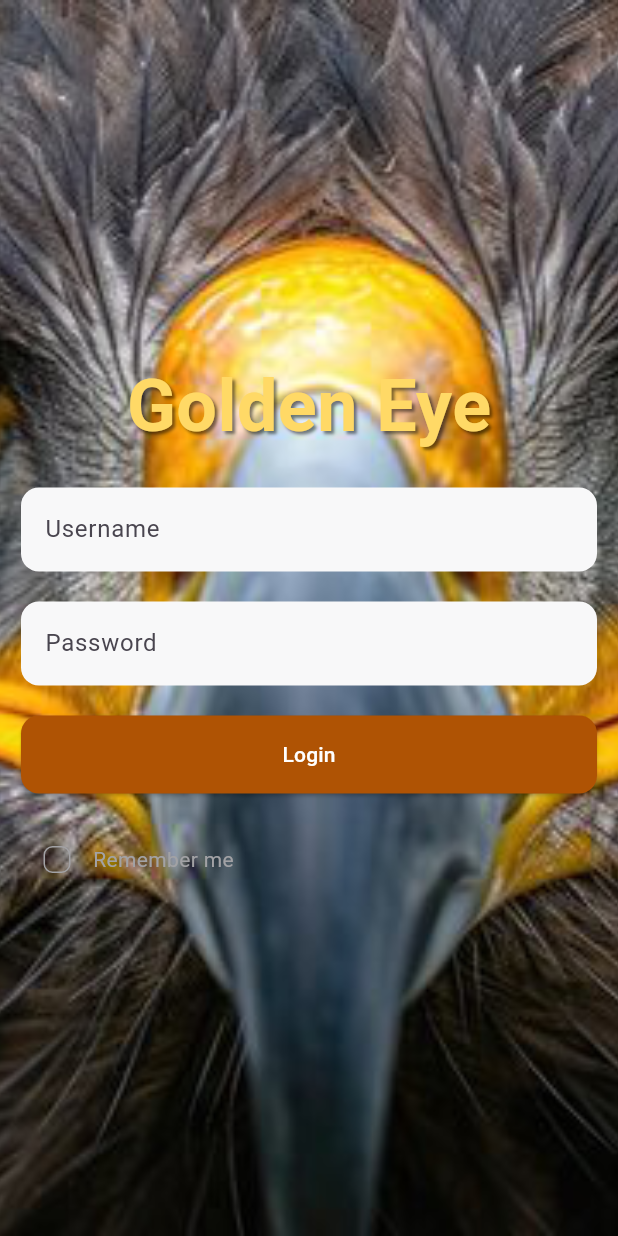
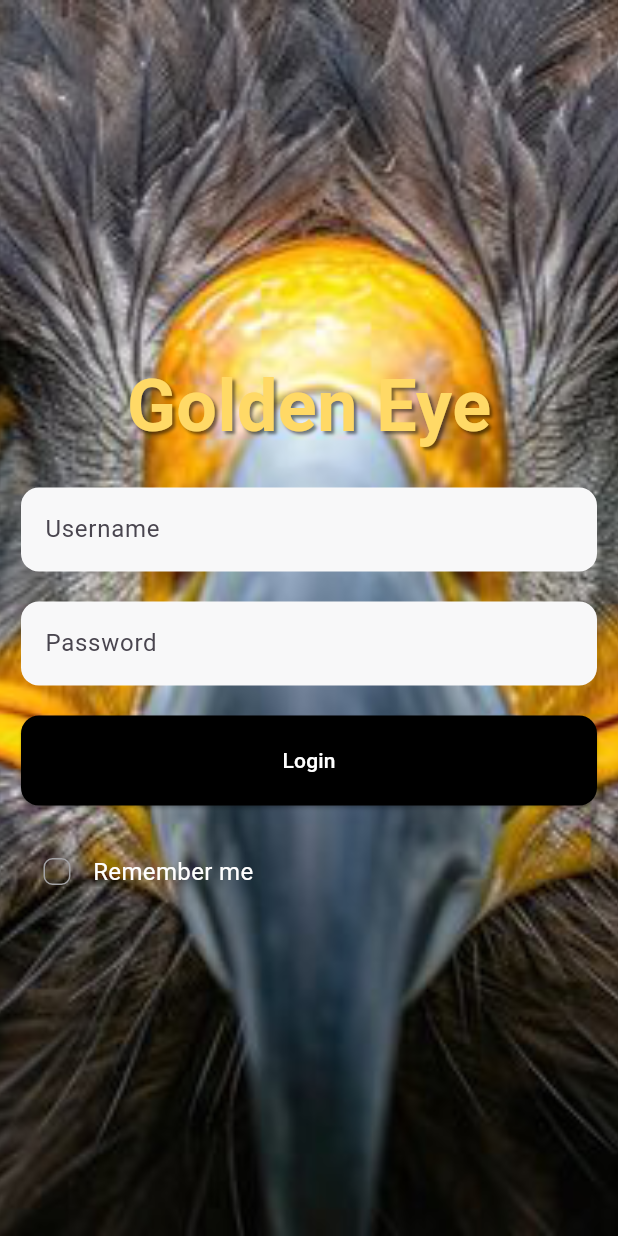
Before and after one commit to stefanristic40/golden_eye_desktop_app, a Flutter app: the screen it shows after launch, on a phone screen of 412 x 824 dp. Run offline on Flutter 3.47's test engine with Material 3 defaults, Android fonts, the light colour scheme and no system bars; our stand-ins replace cached_network_image, flutter_rating_bar, flutter_svg, form_field_validator; Roboto replaces fonts that are missing (antroposa).

Commit message:
Refactor backend URL and implement login functionality

```diff
--- a/lib/constants.dart
+++ b/lib/constants.dart
@@ -1,7 +1,7 @@
 import 'package:flutter/material.dart';
 import 'package:form_field_validator/form_field_validator.dart';
 
-const backendUrl = "https://admin-lagom-zweden.nl/api";
+const backendUrl = "http://127.0.0.1:5000/api";
 // Just for demo
 const productDemoImg1 =
     "https://www.essig-oel.de/media/iopt/catalog/product/cache/ff995f15b6f78e003f8fa5c335ba359a/c/a/cafe_crema_1_1.jpg";
--- a/lib/screens/login/views/login_screen.dart
+++ b/lib/screens/login/views/login_screen.dart
@@ -3,6 +3,9 @@ import 'package:form_field_validator/form_field_validator.dart';
 
 import 'package:my_windows_app/constants.dart';
 import 'package:my_windows_app/route/route_constants.dart';
+
+import 'package:http/http.dart' as http;
+import 'dart:convert';
 
 class LoginScreen extends StatefulWidget {
   const LoginScreen({super.key});
@@ -14,6 +17,12 @@ class LoginScreen extends StatefulWidget {
 class LoginScreenState extends State<LoginScreen> {
   final _formKey = GlobalKey<FormState>();
 
+  // username and password
+  String? _username;
+  String? _password;
+  // remember me
+  bool _rememberMe = false;
+
   @override
   void initState() {
     super.initState();
@@ -24,10 +33,51 @@ class LoginScreenState extends State<LoginScreen> {
     super.dispose();
   }
 
-  void _onLogin() {
+  void _onLogin() async {
     if (_formKey.currentState!.validate()) {
-      // Navigate to HomeScreen
-      Navigator.pushNamed(context, mainScreenRoute);
+      // call backend api
+      final requestBody = {
+        "username": _username,
+        "password": _password,
+      };
+
+      // Convert the request body to a JSON string
+      final jsonString = json.encode(requestBody);
+
+      // Example API request
+      final response = await http.post(
+        Uri.parse('$backendUrl/signin'),
+        headers: {
+          'Content-Type': 'application/json',
+        },
+        body: jsonString,
+      );
+
+      if (response.statusCode == 200) {
+        ScaffoldMessenger.of(context).showSnackBar(
+          const SnackBar(
+            content: Text('Login successful'),
+            backgroundColor: Colors.green,
+          ),
+        );
+
+        // Navigate to HomeScreen
+        Navigator.pushNamed(context, mainScreenRoute);
+      } else {
+        // Show the error message from the API. I only want to show the error message
+        final Map<String, dynamic> body =
+            json.decode(response.body) as Map<String, dynamic>;
+
+        final List<String> errors =
+            body.entries.map((entry) => '${entry.value}').toList();
+
+        ScaffoldMessenger.of(context).showSnackBar(
+          SnackBar(
+            content: Text('Failed to login: ${errors.join(', ')}'),
+            backgroundColor: Colors.red,
+          ),
+        );
+      }
     }
   }
 
@@ -88,35 +138,63 @@ class LoginScreenState extends State<LoginScreen> {
                               decoration: const InputDecoration(
                                 labelText: "Username",
                               ),
-                              // validator: MultiValidator([
-                              //   RequiredValidator(
-                              //       errorText: "Username is required"),
-                              //   EmailValidator(
-                              //       errorText: "Enter a valid username"),
-                              // ]).call,
+                              onChanged: (value) {
+                                setState(() {
+                                  _username = value;
+                                });
+                              },
+                              validator: MultiValidator([
+                                RequiredValidator(
+                                    errorText: "Username is required"),
+                              ]).call,
                             ),
                             const SizedBox(height: 20),
                             TextFormField(
                               decoration: const InputDecoration(
                                 labelText: "Password",
                               ),
-                              // validator: RequiredValidator(
-                              //         errorText: "Password is required")
-                              //     .call,
+                              onChanged: (value) {
+                                setState(() {
+                                  _password = value;
+                                });
+                              },
+                              validator: RequiredValidator(
+                                      errorText: "Password is required")
+                                  .call,
                             ),
                             const SizedBox(height: 20),
+                            // Gradient button from top black to bottom white
                             ElevatedButton(
-                              onPressed: () {
-                                _onLogin();
-                              },
+                              onPressed: _onLogin,
+                              style: ButtonStyle(
+                                backgroundColor: MaterialStateProperty.all(
+                                  const Color.fromARGB(255, 0, 0, 0),
+                                ),
+                                padding: MaterialStateProperty.all(
+                                  const EdgeInsets.symmetric(
+                                    vertical: 20,
+                                    horizontal: 20,
+                                  ),
+                                ),
+                              ),
                               child: const Text("Login"),
                             ),
                             const SizedBox(height: 20),
                             // Remember me
                             Row(
                               children: [
-                                Checkbox(value: false, onChanged: (value) {}),
-                                const Text("Remember me"),
+                                Checkbox(
+                                    value: _rememberMe,
+                                    onChanged: (value) {
+                                      setState(() {
+                                        _rememberMe = value!;
+                                      });
+                                    }),
+                                const Text(
+                                  "Remember me",
+                                  style: TextStyle(
+                                      fontSize: 16, color: Colors.white),
+                                ),
                               ],
                             ),
                           ],
```
